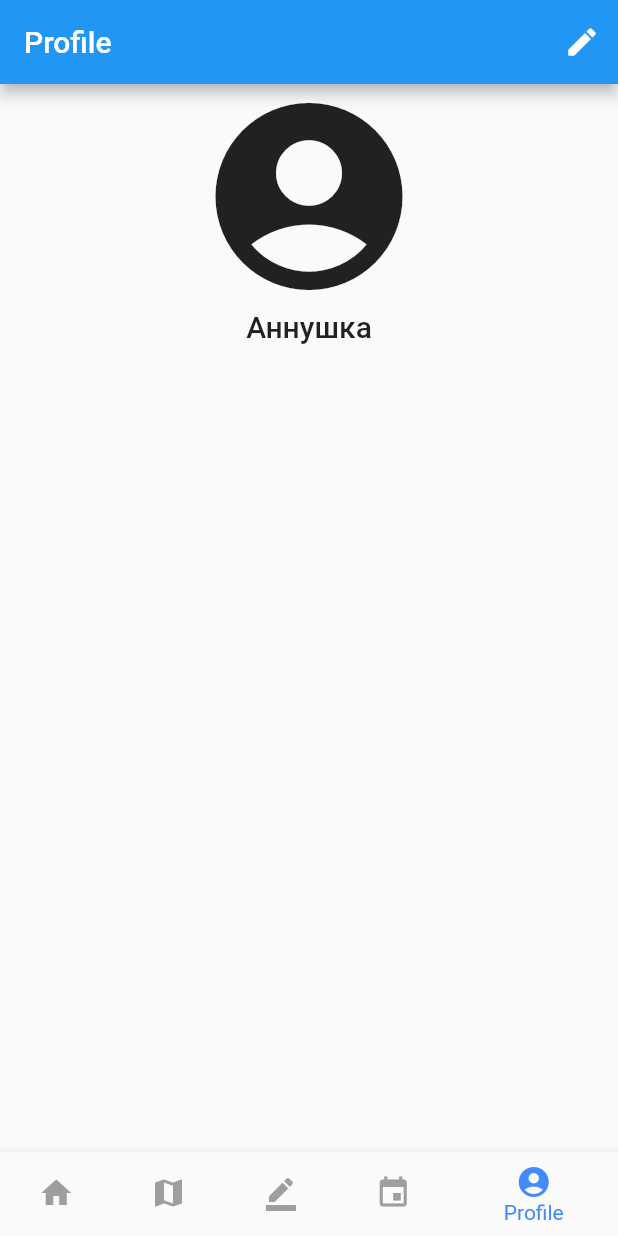
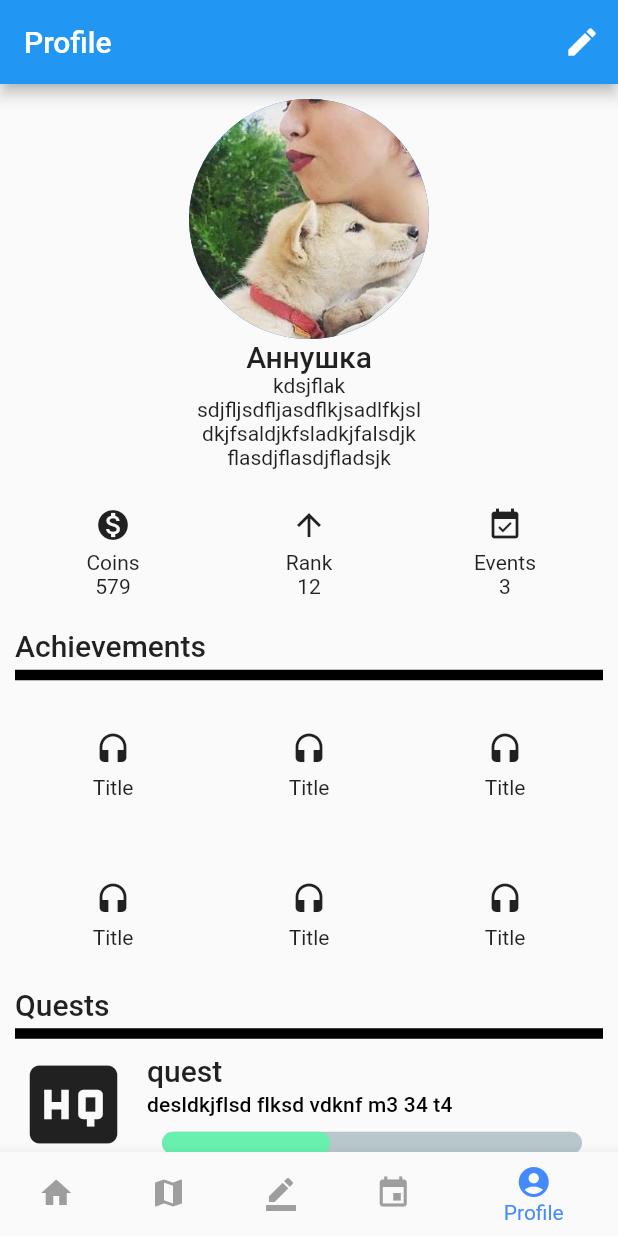
Before and after one commit to SashaKryzh/Hackathon-Codage-Kyiv, a Flutter app: the screen it shows after launch, item 5 of the bottom bar chosen, on a phone screen of 412 x 824 dp. Run offline on Flutter 3.47's test engine with Material 2 defaults, Android fonts, the light colour scheme and no system bars; drawn by our look-alikes of percent_indicator; our stand-ins replace google_maps_flutter.

Commit message:
some profile page

```diff
--- /dev/null
+++ b/lib/modules/achievement.dart
@@ -0,0 +1,49 @@
+import 'package:flutter/material.dart';
+
+class Achievement {
+  String title;
+  String description;
+  IconData iconData;
+  bool completed;
+
+  Achievement({this.title, this.description, this.iconData, this.completed});
+
+  static List<Achievement> achievements = [
+    Achievement(
+      title: 'Title',
+      description: 'Description',
+      iconData: Icons.headset,
+      completed: false,
+    ),
+    Achievement(
+      title: 'Title',
+      description: 'Description',
+      iconData: Icons.headset,
+      completed: false,
+    ),
+    Achievement(
+      title: 'Title',
+      description: 'Description',
+      iconData: Icons.headset,
+      completed: false,
+    ),
+    Achievement(
+      title: 'Title',
+      description: 'Description',
+      iconData: Icons.headset,
+      completed: false,
+    ),
+    Achievement(
+      title: 'Title',
+      description: 'Description',
+      iconData: Icons.headset,
+      completed: false,
+    ),
+    Achievement(
+      title: 'Title',
+      description: 'Description',
+      iconData: Icons.headset,
+      completed: false,
+    ),
+  ];
+}
--- a/lib/screens/profile_page.dart
+++ b/lib/screens/profile_page.dart
@@ -1,4 +1,7 @@
 import 'package:flutter/material.dart';
+import 'package:google_maps_flutter/google_maps_flutter.dart';
+import 'package:hackathon/modules/achievement.dart';
+import 'package:percent_indicator/percent_indicator.dart';
 
 class ProfilePage extends StatelessWidget {
   @override
@@ -7,7 +10,121 @@ class ProfilePage extends StatelessWidget {
 
     Widget blockTitle(String title) {
       return Column(
+        crossAxisAlignment: CrossAxisAlignment.start,
+        children: <Widget>[
+          Text(
+            title,
+            style: theme.textTheme.title,
+          ),
+          Divider(
+            thickness: 7,
+            color: Colors.black,
+          ),
+        ],
+      );
+    }
 
+    Widget achievementsBlock() {
+      final as = Achievement.achievements;
+
+      Widget achievementItem(Achievement a) {
+        return SizedBox(
+          height: 100,
+          child: Column(
+            mainAxisAlignment: MainAxisAlignment.center,
+            children: <Widget>[
+              Padding(
+                padding: const EdgeInsets.all(5.0),
+                child: Icon(a.iconData),
+              ),
+              Text(a.title),
+            ],
+          ),
+        );
+      }
+
+      return Table(
+        children: [
+          TableRow(
+            children: [
+              achievementItem(as[0]),
+              achievementItem(as[1]),
+              achievementItem(as[2]),
+            ],
+          ),
+          TableRow(
+            children: [
+              achievementItem(as[0]),
+              achievementItem(as[1]),
+              achievementItem(as[2]),
+            ],
+          ),
+        ],
+      );
+    }
+
+    Widget statsBlock(String title, String data, Icon icon) {
+      return Container(
+        width: 90,
+        child: Column(
+          children: <Widget>[
+            Padding(
+              padding: const EdgeInsets.all(5.0),
+              child: icon,
+            ),
+            Text(title),
+            Text(data),
+          ],
+        ),
+      );
+    }
+
+    Widget questBlock(
+        IconData icon, String title, String description, double progress) {
+      return Row(
+        crossAxisAlignment: CrossAxisAlignment.center,
+        children: <Widget>[
+          Icon(icon, size: 78),
+          Container(width: 10),
+          Column(
+            crossAxisAlignment: CrossAxisAlignment.start,
+            children: <Widget>[
+              Text(
+                title,
+                style: theme.textTheme.title,
+              ),
+              Container(
+                height: 3,
+              ),
+              Text(
+                description,
+                style: theme.textTheme.subtitle,
+              ),
+              Container(
+                height: 10,
+              ),
+              LinearPercentIndicator(
+                width: 300,
+                animation: true,
+                lineHeight: 15.0,
+                animationDuration: 2000,
+                percent: progress,
+//                center: Text("90.0%"),
+                linearStrokeCap: LinearStrokeCap.roundAll,
+                progressColor: Colors.greenAccent,
+              ),
+            ],
+          ),
+        ],
+      );
+    }
+
+    Widget questsBlock() {
+      return Column(
+        children: <Widget>[
+          questBlock(Icons.high_quality, 'quest',
+              'desldkjflsd flksd vdknf m3 34 t4', 0.4),
+        ],
       );
     }
 
@@ -22,17 +139,56 @@ class ProfilePage extends StatelessWidget {
         ],
       ),
       body: Center(
-        child: Column(
+        child: ListView(
+          padding: EdgeInsets.all(10),
           children: <Widget>[
-            Icon(
-              Icons.account_circle,
-              size: 150,
+            CircleAvatar(
+              backgroundImage: ExactAssetImage('assets/Anna.jpg', ),
+              radius: 80,
             ),
-            Text(
-              'Аннушка',
-              style: theme.textTheme.title,
+            Center(
+              child: Column(
+                children: <Widget>[
+                  Text(
+                    'Аннушка',
+                    style: theme.textTheme.title,
+                  ),
+                  Container(
+                    child: Text(
+                      'kdsjflak\nsdjfljsdfljasdflkjsadlfkjsldkjfsaldjkfsladkjfalsdjkflasdjflasdjfladsjk',
+                      textAlign: TextAlign.center,
+                    ),
+                    width: 150,
+                  ),
+                ],
+              ),
             ),
-            blockTitle('Achivments'),
+            Container(height: 20),
+            Row(
+              mainAxisAlignment: MainAxisAlignment.spaceAround,
+              children: <Widget>[
+                statsBlock(
+                  'Coins',
+                  '579',
+                  Icon(Icons.monetization_on),
+                ),
+                statsBlock(
+                  'Rank',
+                  '12',
+                  Icon(Icons.arrow_upward),
+                ),
+                statsBlock(
+                  'Events',
+                  '3',
+                  Icon(Icons.event_available),
+                ),
+              ],
+            ),
+            Container(height: 20),
+            blockTitle('Achievements'),
+            achievementsBlock(),
+            blockTitle('Quests'),
+            questsBlock(),
           ],
         ),
       ),
--- a/pubspec.yaml
+++ b/pubspec.yaml
@@ -21,6 +21,7 @@ dependencies:
     sdk: flutter
 
   google_maps_flutter: ^0.5.21+6
+  percent_indicator: ^2.1.1+1
 
   # The following adds the Cupertino Icons font to your application.
   # Use with the CupertinoIcons class for iOS style icons.
@@ -44,6 +45,7 @@ flutter:
 
   # To add assets to your application, add an assets section, like this:
   assets:
+    - assets/Anna.jpg
     - assets/images/Head_of_Minerva.jpg
 
   # An image asset can refer to one or more resolution-specific "variants", see
```
Also changed, not shown: assets/Anna.jpg (added), pubspec.lock.
